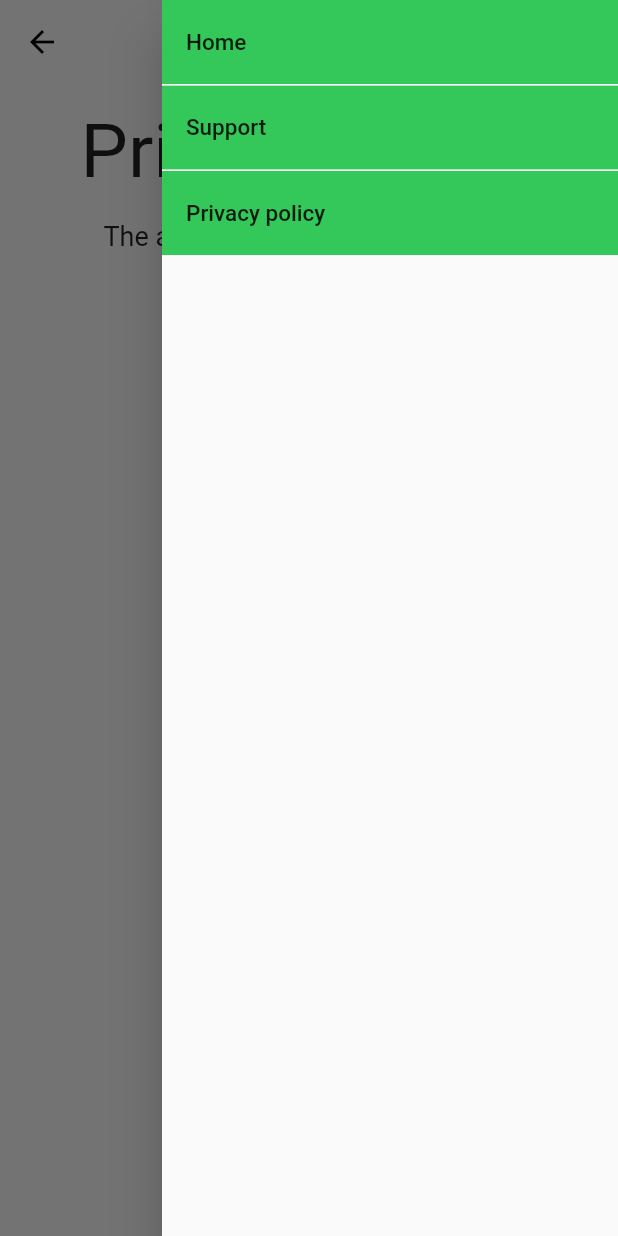
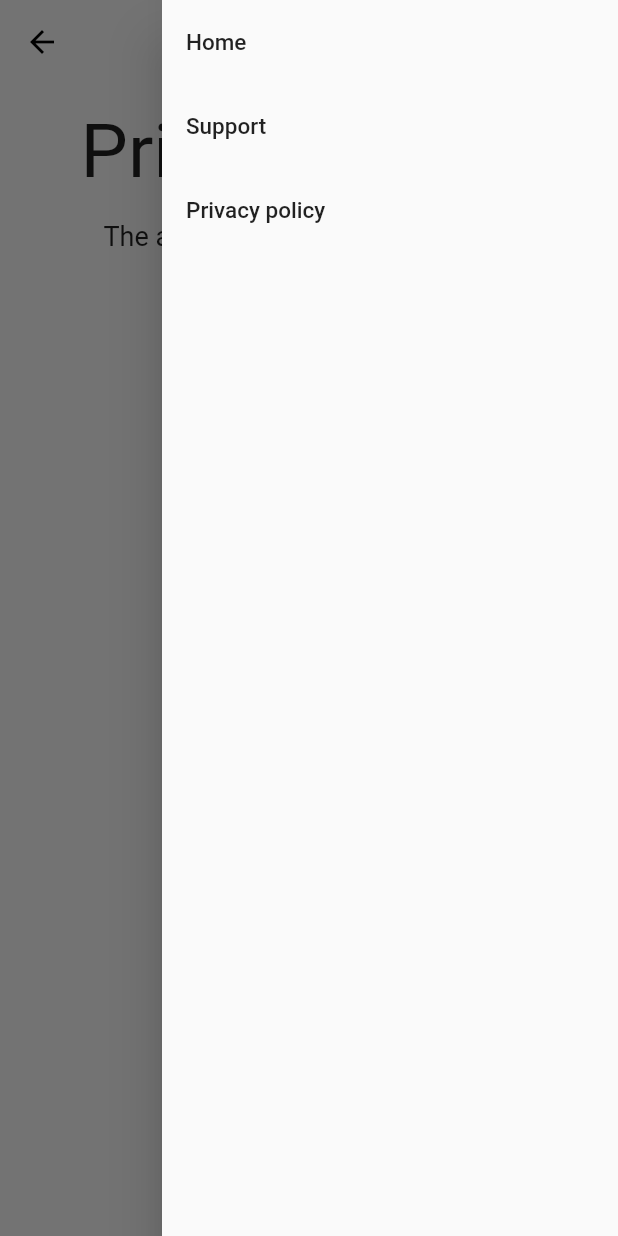
Before and after one commit to Trulsmatias/minigolf-log-website, a Flutter app: the Navigation screen opened directly, with the side drawer open, on a phone screen of 412 x 824 dp. Run offline on Flutter 3.47's test engine with Material 2 defaults, Android fonts, the phone set to English and light mode, and no system bars; our stand-ins replace simple_icons; Roboto replaces fonts that are missing (Kankin).

Commit message:
navigation drawer is now correct material

```diff
--- a/lib/navigation.dart
+++ b/lib/navigation.dart
@@ -1,3 +1,4 @@
+import 'package:flutter/cupertino.dart';
 import 'package:flutter/material.dart';
 import 'package:website/privacy.dart';
 import 'package:website/splash/splash_page.dart';
@@ -11,7 +12,6 @@ class Navigation extends StatelessWidget {
   @override
   Widget build(BuildContext context) {
     double drawerDividerHeight = 1;
-    double drawerFontSize = 15;
     return Scaffold(
       extendBodyBehindAppBar: true,
       appBar: AppBar(
@@ -23,35 +23,24 @@ class Navigation extends StatelessWidget {
       endDrawer: Drawer(
         child: Column(
           children: [
-            ListTile(
-              tileColor: Theme.of(context).primaryColor,
-              title: Text("Home", style: TextStyle(fontSize: drawerFontSize)),
+            MenuItem(
+              text: "Home",
               onTap: () {
                 Navigator.pop(context);
                 Navigator.pushNamed(context, "/");
                     //MaterialPageRoute(builder: (context) => SplashPage()));
               },
             ),
-            Divider(
-              height: drawerDividerHeight,
-              color: Colors.white,
-            ),
-            ListTile(
-              tileColor: Theme.of(context).primaryColor,
-              title: Text("Support", style: TextStyle(fontSize: drawerFontSize)),
+            MenuItem(
+              text: "Support",
               onTap: () {
                 Navigator.pop(context);
                 Navigator.pushNamed(context, "/support");
                     //MaterialPageRoute(builder: (context) => Support()));
               },
             ),
-            Divider(
-              height: drawerDividerHeight,
-              color: Colors.white,
-            ),
-            ListTile(
-              tileColor: Theme.of(context).primaryColor,
-              title: Text("Privacy policy", style: TextStyle(fontSize: drawerFontSize)),
+            MenuItem(
+              text: "Privacy policy",
               onTap: () {
                 Navigator.pop(context);
                 Navigator.pushNamed(context, "/privacy");
@@ -65,3 +54,19 @@ class Navigation extends StatelessWidget {
     );
   }
 }
+
+class MenuItem extends StatelessWidget {
+  final String text;
+  final VoidCallback onTap;
+  const MenuItem({Key? key, required this.text, required this.onTap}) : super(key: key);
+
+  @override
+  Widget build(BuildContext context) {
+    const double drawerFontSize = 15;
+
+    return ListTile(
+      title: Text(text, style: TextStyle(fontSize: drawerFontSize)),
+      onTap: onTap,
+    );
+  }
+}
```
